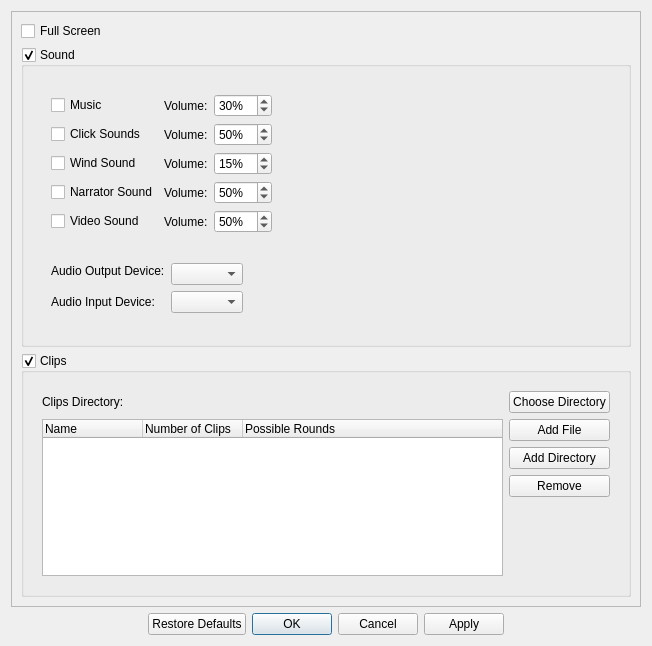
This is ui/settings.ui in tdauth/gustavsfairyland as Qt 5 draws it before an edit. The edited form follows.
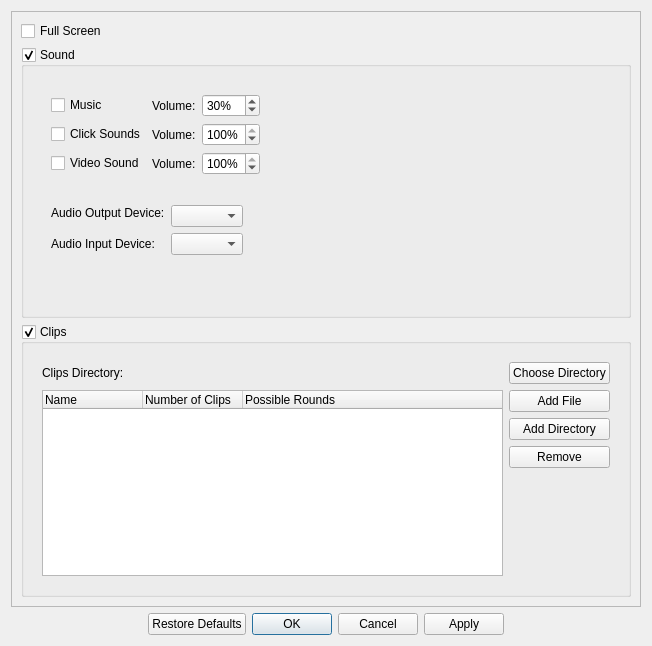
This is the edited form. Icons and pictures are not drawn.

Commit message:
Added retry with different game mode button, fixed clicking floating clips, video sound volume support, fixed Windows crash
- Simplified player layout.
- Added retry with different game mode button.
- Fixed a crash on Windows which occured when deleting a floating clip.
The floating clip is hidden now instead.
- The wind sound has the volume of the music sound.
- Support for changing the volume of the video sound.
- Fixed clicking at the floating clip widget.
- Make the play button for custom fairytales the first button and bigger.

```diff
--- a/ui/settings.ui
+++ b/ui/settings.ui
@@ -56,13 +56,6 @@
              <item>
               <widget class="QWidget" name="volumeWidget" native="true">
                <layout class="QGridLayout" name="gridLayout_3">
-                <item row="1" column="1">
-                 <widget class="QLabel" name="label_6">
-                  <property name="text">
-                   <string>Volume:</string>
-                  </property>
-                 </widget>
-                </item>
                 <item row="1" column="4">
                  <spacer name="horizontalSpacer_3">
                   <property name="orientation">
@@ -76,41 +69,6 @@
                   </property>
                  </spacer>
                 </item>
-                <item row="0" column="0">
-                 <widget class="QCheckBox" name="musicCheckBox">
-                  <property name="text">
-                   <string>Music</string>
-                  </property>
-                 </widget>
-                </item>
-                <item row="1" column="0">
-                 <widget class="QCheckBox" name="clickSoundsCheckBox">
-                  <property name="text">
-                   <string>Click Sounds</string>
-                  </property>
-                 </widget>
-                </item>
-                <item row="2" column="0">
-                 <widget class="QCheckBox" name="windSoundCheckBox">
-                  <property name="text">
-                   <string>Wind Sound</string>
-                  </property>
-                 </widget>
-                </item>
-                <item row="3" column="0">
-                 <widget class="QCheckBox" name="narratorSoundCheckBox">
-                  <property name="text">
-                   <string>Narrator Sound</string>
-                  </property>
-                 </widget>
-                </item>
-                <item row="0" column="1">
-                 <widget class="QLabel" name="label_3">
-                  <property name="text">
-                   <string>Volume:</string>
-                  </property>
-                 </widget>
-                </item>
                 <item row="0" column="2">
                  <widget class="QSpinBox" name="musicVolumeSpinBox">
                   <property name="specialValueText">
@@ -130,120 +88,28 @@
                   </property>
                  </widget>
                 </item>
-                <item row="0" column="4">
-                 <spacer name="horizontalSpacer">
-                  <property name="orientation">
-                   <enum>Qt::Horizontal</enum>
-                  </property>
-                  <property name="sizeHint" stdset="0">
-                   <size>
-                    <width>40</width>
-                    <height>20</height>
-                   </size>
-                  </property>
-                 </spacer>
-                </item>
-                <item row="1" column="2">
-                 <widget class="QSpinBox" name="clickSoundsVolumeSpinBox">
-                  <property name="suffix">
-                   <string>%</string>
-                  </property>
-                  <property name="prefix">
-                   <string/>
-                  </property>
-                  <property name="maximum">
-                   <number>100</number>
-                  </property>
-                  <property name="value">
-                   <number>50</number>
-                  </property>
-                 </widget>
-                </item>
-                <item row="4" column="0">
-                 <widget class="QCheckBox" name="videoSoundCheckBox">
+                <item row="1" column="0">
+                 <widget class="QCheckBox" name="clickSoundsCheckBox">
                   <property name="text">
-                   <string>Video Sound</string>
-                  </property>
-                 </widget>
-                </item>
-                <item row="2" column="2">
-                 <widget class="QSpinBox" name="windSoundVolumeSpinBox">
-                  <property name="suffix">
-                   <string>%</string>
-                  </property>
-                  <property name="value">
-                   <number>15</number>
-                  </property>
-                 </widget>
-                </item>
-                <item row="3" column="2">
-                 <widget class="QSpinBox" name="narratorSoundVolumeSpinBox">
-                  <property name="suffix">
-                   <string>%</string>
-                  </property>
-                  <property name="value">
-                   <number>50</number>
-                  </property>
-                 </widget>
-                </item>
-                <item row="4" column="2">
-                 <widget class="QSpinBox" name="videoSoundVolumeSpinBox">
-                  <property name="suffix">
-                   <string>%</string>
-                  </property>
-                  <property name="value">
-                   <number>50</number>
+                   <string>Click Sounds</string>
                   </property>
                  </widget>
                 </item>
                 <item row="2" column="1">
-                 <widget class="QLabel" name="label_2">
-                  <property name="text">
-                   <string>Volume:</string>
-                  </property>
-                 </widget>
-                </item>
-                <item row="3" column="1">
-                 <widget class="QLabel" name="label_7">
-                  <property name="text">
-                   <string>Volume:</string>
-                  </property>
-                 </widget>
-                </item>
-                <item row="4" column="1">
                  <widget class="QLabel" name="label_8">
                   <property name="text">
                    <string>Volume:</string>
                   </property>
                  </widget>
                 </item>
+                <item row="2" column="0">
+                 <widget class="QCheckBox" name="videoSoundCheckBox">
+                  <property name="text">
+                   <string>Video Sound</string>
+                  </property>
+                 </widget>
+                </item>
                 <item row="2" column="4">
-                 <spacer name="horizontalSpacer_4">
-                  <property name="orientation">
-                   <enum>Qt::Horizontal</enum>
-                  </property>
-                  <property name="sizeHint" stdset="0">
-                   <size>
-                    <width>40</width>
-                    <height>20</height>
-                   </size>
-                  </property>
-                 </spacer>
-                </item>
-                <item row="3" column="4">
-                 <spacer name="horizontalSpacer_5">
-                  <property name="orientation">
-                   <enum>Qt::Horizontal</enum>
-                  </property>
-                  <property name="sizeHint" stdset="0">
-                   <size>
-                    <width>40</width>
-                    <height>20</height>
-                   </size>
-                  </property>
-                 </spacer>
-                </item>
-                <item row="4" column="4">
                  <spacer name="horizontalSpacer_6">
                   <property name="orientation">
                    <enum>Qt::Horizontal</enum>
@@ -256,6 +122,69 @@
                   </property>
                  </spacer>
                 </item>
+                <item row="1" column="2">
+                 <widget class="QSpinBox" name="clickSoundsVolumeSpinBox">
+                  <property name="suffix">
+                   <string>%</string>
+                  </property>
+                  <property name="prefix">
+                   <string/>
+                  </property>
+                  <property name="maximum">
+                   <number>100</number>
+                  </property>
+                  <property name="value">
+                   <number>100</number>
+                  </property>
+                 </widget>
+                </item>
+                <item row="0" column="1">
+                 <widget class="QLabel" name="label_3">
+                  <property name="text">
+                   <string>Volume:</string>
+                  </property>
+                 </widget>
+                </item>
+                <item row="2" column="2">
+                 <widget class="QSpinBox" name="videoSoundVolumeSpinBox">
+                  <property name="suffix">
+                   <string>%</string>
+                  </property>
+                  <property name="maximum">
+                   <number>100</number>
+                  </property>
+                  <property name="value">
+                   <number>100</number>
+                  </property>
+                 </widget>
+                </item>
+                <item row="0" column="0">
+                 <widget class="QCheckBox" name="musicCheckBox">
+                  <property name="text">
+                   <string>Music</string>
+                  </property>
+                 </widget>
+                </item>
+                <item row="1" column="1">
+                 <widget class="QLabel" name="label_6">
+                  <property name="text">
+                   <string>Volume:</string>
+                  </property>
+                 </widget>
+                </item>
+                <item row="0" column="4">
+                 <spacer name="horizontalSpacer">
+                  <property name="orientation">
+                   <enum>Qt::Horizontal</enum>
+                  </property>
+                  <property name="sizeHint" stdset="0">
+                   <size>
+                    <width>40</width>
+                    <height>20</height>
+                   </size>
+                  </property>
+                 </spacer>
+                </item>
                </layout>
               </widget>
              </item>
```
The commit also changes 16 other files.
